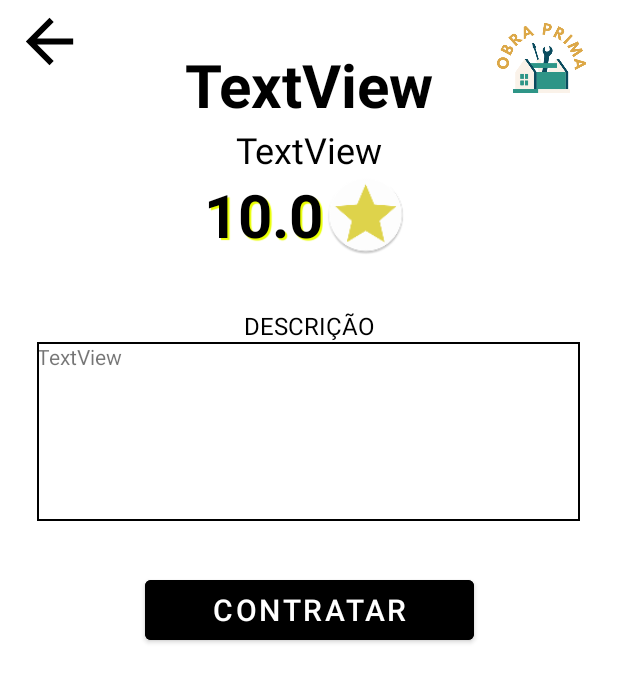
After one commit to gabrielscholze-r/ObraPrima-Android, an Android app: the layout activity_tela_perfil_profissional.xml on its own in the app's theme, with its tools: preview values and no code run, on a phone screen of 412 x 824 dp. The commit adds this screen. Shown: the top 682 px of the screen. Run offline under Robolectric (Android 15) with nearby library versions, the phone set to English and light mode, and no system bars.

Commit message:
perfil profissional

```diff
--- a/app/src/main/java/com/example/meuapp/TelaListaProfissionais.java
+++ b/app/src/main/java/com/example/meuapp/TelaListaProfissionais.java
@@ -55,7 +55,9 @@ public class TelaListaProfissionais extends AppCompatActivity {
         listener = new RecycleAdapter.RecyclerViewClickListener() {
             @Override
             public void onClick(View v, int position) {
-                System.out.println(profissionais.get(position).getNome());
+                Intent intent = new Intent(TelaListaProfissionais.this, TelaPerfilProfissional.class);
+                intent.putExtra("nomeProfissional", profissionais.get(position).getNome());
+                startActivity(intent);
             }
         };
     }
--- /dev/null
+++ b/app/src/main/java/com/example/meuapp/TelaPerfilProfissional.java
@@ -0,0 +1,73 @@
+package com.example.meuapp;
+
+import android.content.Intent;
+import android.os.Bundle;
+import android.provider.ContactsContract;
+import android.view.View;
+import android.widget.Button;
+import android.widget.TextView;
+import android.widget.Toast;
+
+import androidx.appcompat.app.AppCompatActivity;
+
+import com.example.meuapp.data.Database;
+import com.example.meuapp.data.LoginAtual;
+import com.example.meuapp.data.Pedidos;
+import com.example.meuapp.data.Profissional;
+
+import java.time.LocalDate;
+import java.util.ArrayList;
+
+public class TelaPerfilProfissional extends AppCompatActivity {
+    private String nome;
+    private LoginAtual loginAtual;
+    private ArrayList<Profissional> profissionais;
+    private Profissional profissional;
+
+    @Override
+    protected void onCreate(Bundle savedInstanceState) {
+        super.onCreate(savedInstanceState);
+        Bundle extras = getIntent().getExtras();
+        if (extras != null) {
+            nome = extras.getString("nomeProfissional");
+        }
+        loginAtual = Database.loginAtual;
+        profissionais = Database.getProfissionais();
+        profissional = Database.findProfissionalByName(nome);
+        setContentView(R.layout.activity_tela_perfil_profissional);
+
+        TextView nome_pro = findViewById(R.id.nome_pro);
+        nome_pro.setText(nome);
+        getSupportActionBar().hide();
+
+        TextView profissao = findViewById(R.id.profissao_pro);
+        profissao.setText(profissional.getRamo());
+
+        TextView bio = findViewById(R.id.pro_bio);
+        bio.setText(profissional.getBio());
+
+        TextView rating = findViewById(R.id.pro_rating);
+        rating.setText((int) profissional.getRating());
+
+        Button bt_contratar = findViewById(R.id.bt_contratar);
+        bt_contratar.setOnClickListener(new View.OnClickListener() {
+            @Override
+            public void onClick(View view) {
+                ArrayList<Pedidos> pedidos = profissional.getPedidos();
+                LocalDate d = LocalDate.now();
+                pedidos.add(new Pedidos(d.getDayOfMonth(), d.getMonth().toString(), "Visita Tecnica", loginAtual.getCliente().getNome()
+                        , profissional.getNome()));
+                profissionais.remove(profissional);
+                profissional.setPedidos(pedidos);
+                profissionais.add(profissional);
+                Database.setProfissionais(profissionais);
+                Intent intent = new Intent(TelaPerfilProfissional.this, TelaPrincipalCliente.class);
+                intent.setFlags(Intent.FLAG_ACTIVITY_CLEAR_TOP);
+                Toast.makeText(getApplicationContext(),"PEDIDO REALIZADO!",Toast.LENGTH_SHORT).show();
+                startActivity(intent);
+
+
+            }
+        });
+    }
+}
--- a/app/src/main/java/com/example/meuapp/TelaPrincipalCliente.java
+++ b/app/src/main/java/com/example/meuapp/TelaPrincipalCliente.java
@@ -48,12 +48,7 @@ public class TelaPrincipalCliente extends AppCompatActivity {
     @Override
     protected void onCreate(Bundle savedInstanceState) {
         super.onCreate(savedInstanceState);
-
         setContentView(R.layout.activity_tela_principal_cliente);
-        x = 0;
-        y = 0;
-        z = 0;
-
         getSupportActionBar().hide();
         IniciarComponentes();
         profissionais = Database.getProfissionais();
@@ -75,7 +70,6 @@ public class TelaPrincipalCliente extends AppCompatActivity {
             }
 
         });
-
         bt_historico.setOnClickListener(new View.OnClickListener() {
             @Override
             public void onClick(View view) {
--- a/app/src/main/java/com/example/meuapp/data/Database.java
+++ b/app/src/main/java/com/example/meuapp/data/Database.java
@@ -97,4 +97,21 @@ public class Database {
     public static void setLoginAtual(LoginAtual loginAtual) {
         Database.loginAtual = loginAtual;
     }
+
+    public static Profissional findProfissionalByName(String name){
+        for(Profissional p : profissionais){
+            if(p.getNome().equals(name)){
+                return p;
+            }
+        }
+        return null;
+    }
+
+    public static void removeProfissionalByName(String name){
+        for (Profissional p : profissionais){
+            if(p.getNome().equals(name)){
+                profissionais.remove(p);
+            }
+        }
+    }
 }
--- /dev/null
+++ b/app/src/main/res/drawable/text_border.xml
@@ -0,0 +1,7 @@
+<?xml version="1.0" encoding="utf-8"?>
+<shape xmlns:android="http://schemas.android.com/apk/res/android">
+
+    <solid android:color="@color/white"/>
+    <stroke android:color="@color/black" android:width="1dp"/>
+
+</shape>
--- /dev/null
+++ b/app/src/main/res/layout/activity_tela_perfil_profissional.xml
@@ -0,0 +1,139 @@
+<?xml version="1.0" encoding="utf-8"?>
+<androidx.constraintlayout.widget.ConstraintLayout xmlns:android="http://schemas.android.com/apk/res/android"
+    xmlns:app="http://schemas.android.com/apk/res-auto"
+    xmlns:tools="http://schemas.android.com/tools"
+    android:layout_width="match_parent"
+    android:layout_height="match_parent">
+
+    <Button
+        android:id="@+id/bt_contratar"
+        android:layout_width="219dp"
+        android:layout_height="52dp"
+        android:layout_marginBottom="391dp"
+        android:backgroundTint="@android:color/black"
+        android:text="CONTRATAR"
+        android:textColor="@color/white"
+        android:textSize="20sp"
+        app:layout_constraintBottom_toBottomOf="parent"
+        app:layout_constraintEnd_toEndOf="parent"
+        app:layout_constraintStart_toStartOf="parent" />
+
+    <ImageView
+
+        android:id="@+id/bt_voltar2"
+        android:layout_width="66dp"
+        android:layout_height="47dp"
+        android:layout_marginTop="4dp"
+        app:layout_constraintEnd_toStartOf="@+id/textView7"
+        app:layout_constraintStart_toStartOf="parent"
+        app:layout_constraintTop_toTopOf="parent"
+        app:srcCompat="@drawable/ic_arrow_back" />
+
+    <TextView
+        android:id="@+id/textView7"
+        android:layout_width="195dp"
+        android:layout_height="43dp"
+        android:layout_marginTop="6dp"
+        android:layout_marginBottom="41dp"
+        android:text="PROFISSIONAL"
+        android:textAlignment="center"
+        android:textColor="@color/black"
+        android:textSize="26sp"
+        android:textStyle="normal|bold"
+        app:layout_constraintBottom_toTopOf="@+id/nome_pro"
+        app:layout_constraintEnd_toEndOf="parent"
+        app:layout_constraintHorizontal_bias="0.306"
+        app:layout_constraintStart_toStartOf="parent"
+        app:layout_constraintTop_toTopOf="parent" />
+
+    <ImageView
+        android:id="@+id/login8"
+        android:layout_width="102dp"
+        android:layout_height="87dp"
+        android:src="@drawable/obra_prima"
+        app:layout_constraintEnd_toEndOf="parent"
+        app:layout_constraintHorizontal_bias="1.0"
+        app:layout_constraintStart_toStartOf="parent"
+        app:layout_constraintTop_toTopOf="parent" />
+
+    <TextView
+        android:id="@+id/nome_pro"
+        android:layout_width="412dp"
+        android:layout_height="54dp"
+        android:text="TextView"
+        android:textAlignment="center"
+        android:textColor="#000000"
+        android:textSize="40dp"
+        android:textStyle="bold"
+        app:layout_constraintBottom_toTopOf="@+id/profissao_pro"
+        app:layout_constraintEnd_toEndOf="parent"
+        app:layout_constraintHorizontal_bias="0.0"
+        app:layout_constraintStart_toStartOf="parent" />
+
+    <TextView
+        android:id="@+id/profissao_pro"
+        android:layout_width="411dp"
+        android:layout_height="wrap_content"
+        android:text="TextView"
+        android:textAlignment="center"
+        android:textColor="#000000"
+        android:textSize="24sp"
+        app:layout_constraintBottom_toTopOf="@+id/pro_rating"
+        app:layout_constraintEnd_toEndOf="parent"
+        app:layout_constraintStart_toStartOf="parent" />
+
+    <TextView
+        android:id="@+id/pro_bio"
+        style="@style/text_border"
+        android:layout_width="362dp"
+        android:layout_height="119dp"
+        android:layout_marginBottom="33dp"
+        android:text="TextView"
+        android:textAlignment="viewStart"
+        app:layout_constraintBottom_toTopOf="@+id/bt_contratar"
+        app:layout_constraintEnd_toEndOf="parent"
+        app:layout_constraintHorizontal_bias="0.489"
+        app:layout_constraintStart_toStartOf="parent" />
+
+    <TextView
+        android:id="@+id/textView11"
+        android:layout_width="wrap_content"
+        android:layout_height="wrap_content"
+        android:text="DESCRIÇÃO"
+        android:textColor="#000000"
+        android:textSize="16dp"
+        app:layout_constraintBottom_toTopOf="@+id/pro_bio"
+        app:layout_constraintEnd_toEndOf="parent"
+        app:layout_constraintStart_toStartOf="parent" />
+
+    <TextView
+
+        android:id="@+id/pro_rating"
+        android:layout_width="wrap_content"
+        android:layout_height="wrap_content"
+        android:layout_marginStart="136dp"
+        android:layout_marginBottom="36dp"
+        android:shadowColor="#E9FF00"
+        android:shadowDx="2"
+        android:shadowDy="2"
+        android:shadowRadius="0.1"
+        android:text="10.0"
+        android:textColor="#000000"
+        android:textSize="40dp"
+        android:textStyle="bold"
+        app:layout_constraintBottom_toTopOf="@+id/textView11"
+        app:layout_constraintStart_toStartOf="parent" />
+
+    <ImageView
+
+        android:id="@+id/imageView"
+        android:layout_width="57dp"
+        android:layout_height="53dp"
+        android:layout_marginEnd="135dp"
+        android:layout_marginBottom="36dp"
+        app:layout_constraintBottom_toTopOf="@+id/textView11"
+        app:layout_constraintEnd_toEndOf="parent"
+        app:layout_constraintHorizontal_bias="0.0"
+        app:layout_constraintStart_toEndOf="@+id/pro_rating"
+        app:srcCompat="@mipmap/ic_star" />
+</androidx.constraintlayout.widget.ConstraintLayout>
--- a/app/src/main/res/values/styles.xml
+++ b/app/src/main/res/values/styles.xml
@@ -31,6 +31,10 @@
         <item name="android:background">@drawable/prolist</item>
     </style>
 
+    <style name="text_border">
+        <item name="android:background">@drawable/text_border</item>
+    </style>
+
     <style name="ButtonEntrar">
         <item name="android:layout_width">match_parent</item>
         <item name="android:layout_height">wrap_content</item>
```
